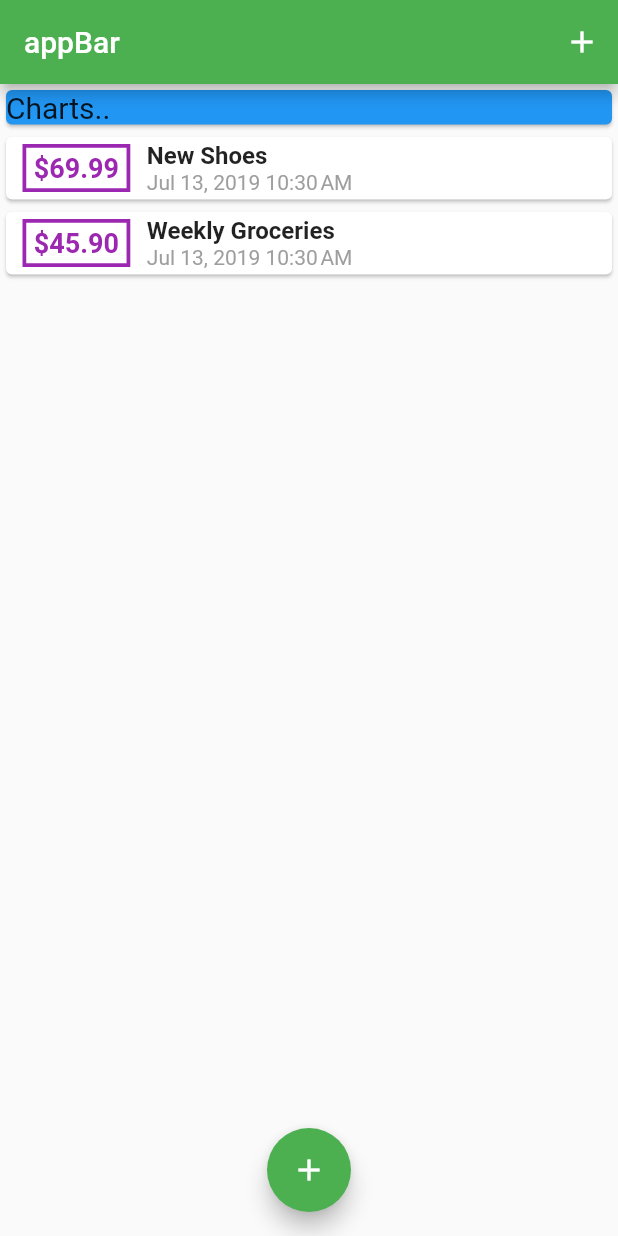
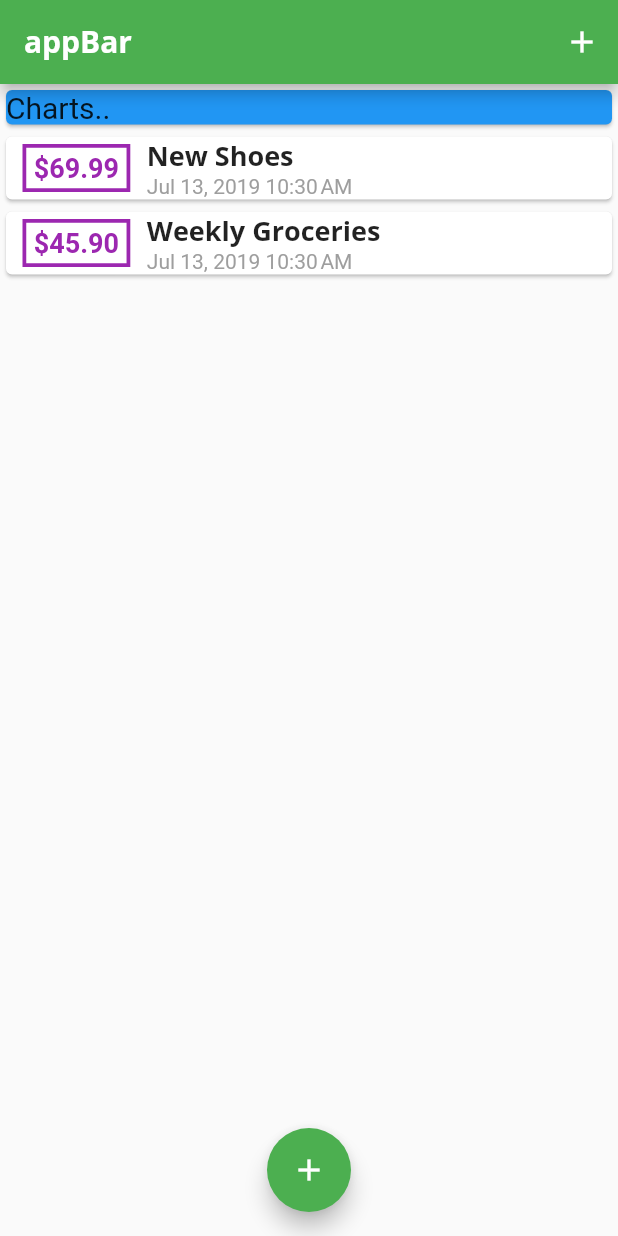
Before and after one commit to deepakdevcast/personal_expensive, a Flutter app: the screen it shows after launch, on a phone screen of 412 x 824 dp. Run offline on Flutter 3.47's test engine with Material 2 defaults, Android fonts, the phone set to English and light mode, and no system bars.

Commit message:
fonts theme

```diff
--- a/lib/main.dart
+++ b/lib/main.dart
@@ -1,4 +1,5 @@
 import 'package:flutter/material.dart';
+import 'package:flutter/painting.dart';
 import './widgets/transactions_list.dart';
 import './widgets/new_transaction.dart';
 import './models/transaction.dart';
@@ -12,7 +13,14 @@ class MyHomePage extends StatelessWidget {
         title: 'manager',
         theme: ThemeData(
           primarySwatch: Colors.green,
-          accentColor: Colors.purple
+          accentColor: Colors.purple,
+          fontFamily: 'Quicksand',
+          appBarTheme: AppBarTheme(
+            textTheme: ThemeData.light().textTheme.copyWith(
+                  title: TextStyle(fontFamily: 'OpenSans', fontSize: 20,fontWeight: FontWeight.bold),
+                ),
+          ),
+          textTheme: ThemeData.light().textTheme.copyWith(title: TextStyle(fontFamily: 'OpenSans',fontSize: 18,fontWeight: FontWeight.bold),)
         ),
         home: MyApp());
   }
--- a/lib/widgets/transactions_list.dart
+++ b/lib/widgets/transactions_list.dart
@@ -36,8 +36,7 @@ class TransactionsList extends StatelessWidget {
                       children: <Widget>[
                         Text(
                           userTransactions[index].title,
-                          style: TextStyle(
-                              fontSize: 16.0, fontWeight: FontWeight.bold),
+                          style: Theme.of(context).textTheme.title,
                         ),
                         Text(
                           DateFormat.yMMMd().add_jm().format(userTransactions[index].date),
```
Also changed, not shown: pubspec.yaml (+12 -6 lines), assets/fonts/OpenSans-Bold.ttf (added), assets/fonts/OpenSans-Regular.ttf (added), assets/fonts/Quicksand-Bold.ttf (added), assets/fonts/Quicksand-Light.ttf (added), assets/fonts/Quicksand-Medium.ttf (added), assets/fonts/Quicksand-Regular.ttf (added).
